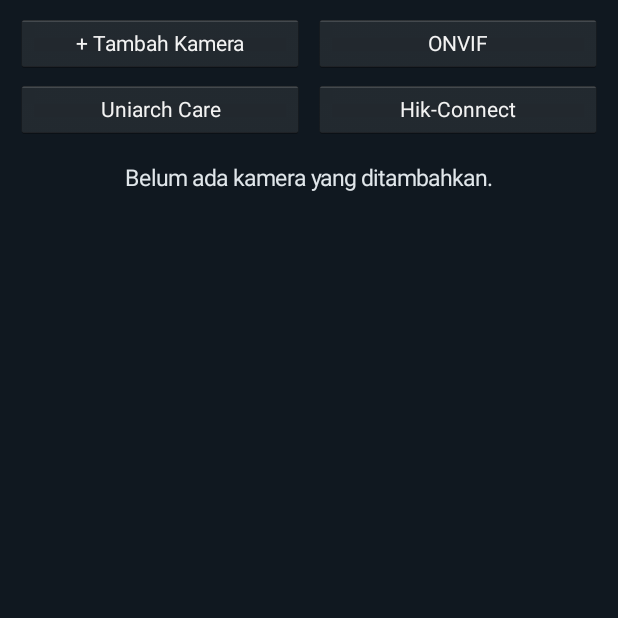
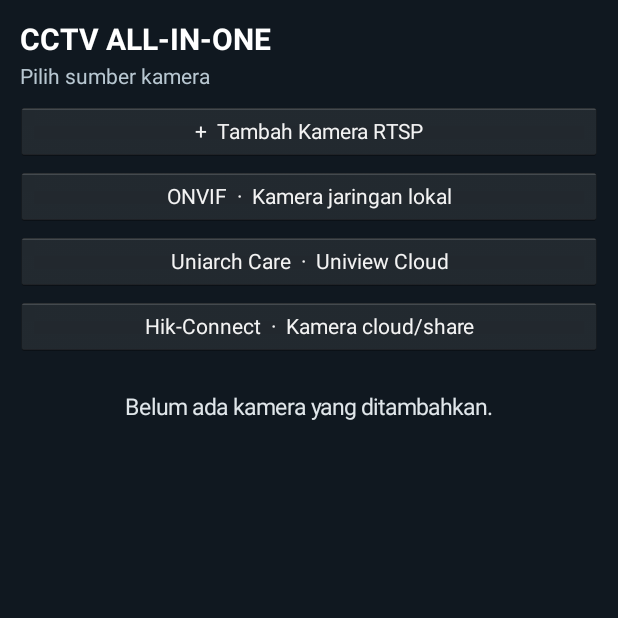
Before and after one commit to untuksrt5git/cctvall, an Android app: the screen it shows after launch (MainActivity), on a phone screen of 412 x 824 dp, the top half of it. Run offline under Robolectric (Android 15) with nearby library versions, the phone set to English and light mode, and no system bars; libraries missing offline, so code that uses them is left out: com.chaquo.python, com.google.android.exoplayer2.

Commit message:
Improve portrait phone menu and clarify Hik-Connect account login

```diff
--- a/app/src/main/java/id/cctvall/app/MainActivity.kt
+++ b/app/src/main/java/id/cctvall/app/MainActivity.kt
@@ -43,21 +43,26 @@ class MainActivity : Activity() {
             setBackgroundColor(0xFF101820.toInt())
         }
 
-        // Four entry points: manual RTSP, local ONVIF, and vendor cloud integrations.
-        val firstRow = LinearLayout(this).apply { orientation = LinearLayout.HORIZONTAL }
-        val secondRow = LinearLayout(this).apply { orientation = LinearLayout.HORIZONTAL }
-
-        firstRow.addView(menuButton("+ Tambah Kamera") { showAddCamera() },
-            LinearLayout.LayoutParams(0, 58, 1f).apply { rightMargin = 5 })
-        firstRow.addView(menuButton("ONVIF") { showOnvifInfo() },
-            LinearLayout.LayoutParams(0, 58, 1f).apply { leftMargin = 5 })
-        secondRow.addView(menuButton("Uniarch Care") { showUniarchInfo() },
-            LinearLayout.LayoutParams(0, 58, 1f).apply { rightMargin = 5 })
-        secondRow.addView(menuButton("Hik-Connect") { showHikConnectInfo() },
-            LinearLayout.LayoutParams(0, 58, 1f).apply { leftMargin = 5 })
-
-        root.addView(firstRow, LinearLayout.LayoutParams(-1, -2))
-        root.addView(secondRow, LinearLayout.LayoutParams(-1, -2).apply { topMargin = 8 })
+        // Menu satu kolom: label jelas dan mudah disentuh di layar HP portrait.
+        root.addView(TextView(this).apply {
+            text = "CCTV ALL-IN-ONE"
+            textSize = 20f
+            setTypeface(null, android.graphics.Typeface.BOLD)
+            setTextColor(0xFFFFFFFF.toInt())
+            setPadding(4, 4, 4, 2)
+        }, LinearLayout.LayoutParams(-1, -2))
+        root.addView(TextView(this).apply {
+            text = "Pilih sumber kamera"
+            textSize = 14f
+            setTextColor(0xFFB8C7D1.toInt())
+            setPadding(4, 0, 4, 12)
+        }, LinearLayout.LayoutParams(-1, -2))
+        val menu = LinearLayout(this).apply { orientation = LinearLayout.VERTICAL }
+        menu.addView(menuButton("+  Tambah Kamera RTSP") { showAddCamera() }, LinearLayout.LayoutParams(-1, 58).apply { bottomMargin = 7 })
+        menu.addView(menuButton("ONVIF  ·  Kamera jaringan lokal") { showOnvifInfo() }, LinearLayout.LayoutParams(-1, 58).apply { bottomMargin = 7 })
+        menu.addView(menuButton("Uniarch Care  ·  Uniview Cloud") { showUniarchInfo() }, LinearLayout.LayoutParams(-1, 58).apply { bottomMargin = 7 })
+        menu.addView(menuButton("Hik-Connect  ·  Kamera cloud/share") { showHikConnectInfo() }, LinearLayout.LayoutParams(-1, 58).apply { bottomMargin = 12 })
+        root.addView(menu, LinearLayout.LayoutParams(-1, -2))
 
         empty = TextView(this).apply {
             text = "Belum ada kamera yang ditambahkan."
@@ -136,7 +141,7 @@ class MainActivity : Activity() {
             inputType = android.text.InputType.TYPE_CLASS_TEXT or android.text.InputType.TYPE_TEXT_VARIATION_PASSWORD
         }
         panel.addView(TextView(this).apply {
-            text = "Akun dipakai langsung oleh CloudCam di perangkat ini. Kata sandi tidak disimpan oleh aplikasi."
+            text = "Masukkan username ATAU User ID ATAU email yang biasa dipakai untuk login Hik-Connect. Kata sandi tidak disimpan oleh aplikasi."
             setTextColor(0xFFE0E6EA.toInt())
         })
         panel.addView(account)
@@ -153,7 +158,7 @@ class MainActivity : Activity() {
                 val user = account.text.toString().trim()
                 val pass = password.text.toString()
                 if (user.isBlank() || pass.isBlank()) {
-                    Toast.makeText(this, "Isi username, user ID, atau email beserta kata sandi Hik-Connect.", Toast.LENGTH_LONG).show()
+                    Toast.makeText(this, "Isi username / User ID / email dan kata sandi Hik-Connect.", Toast.LENGTH_LONG).show()
                     return@setOnClickListener
                 }
                 dialog.dismiss()
```
